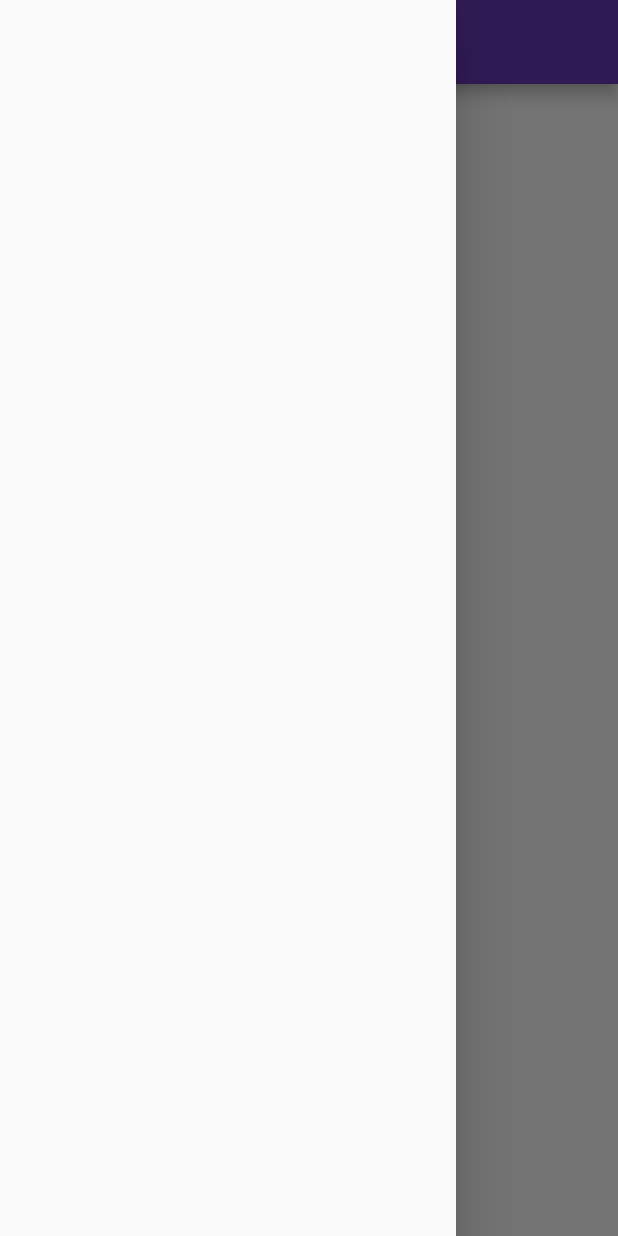
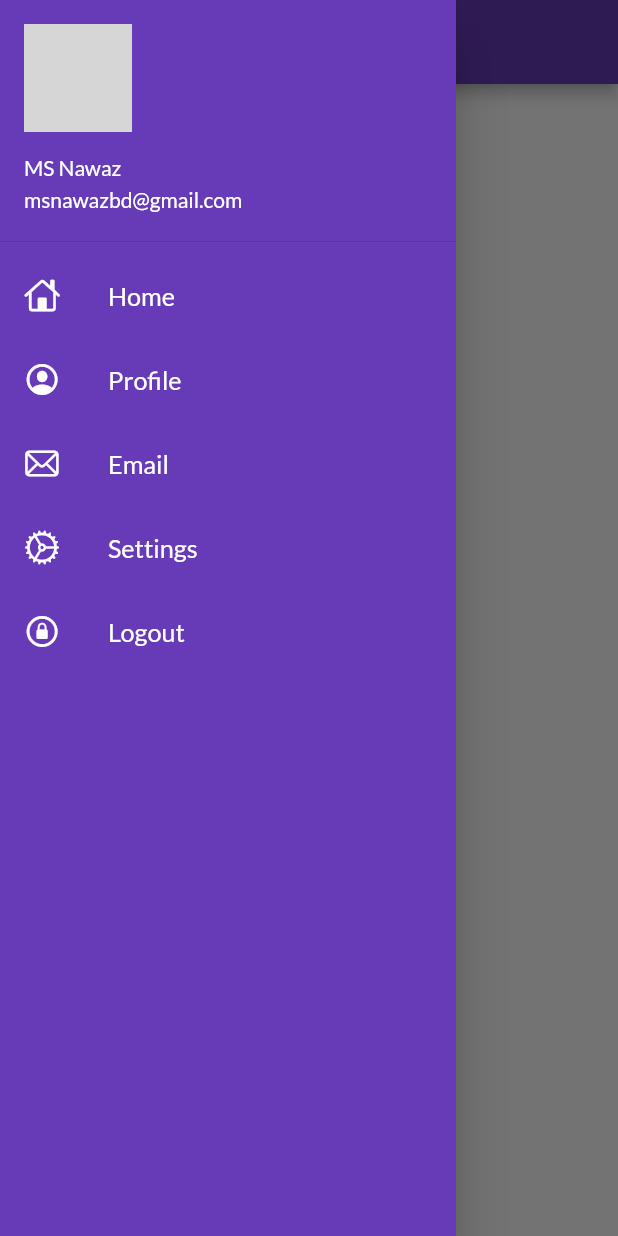
Before and after one commit to msnawazbd/flutter-eCommerce, a Flutter app: the HomePage screen opened by its route, with the side drawer open, on a phone screen of 412 x 824 dp. Run offline on Flutter 3.47's test engine with Material 2 defaults, Android fonts, the phone set to English and light mode, and no system bars; our stand-ins replace google_fonts; network calls fail; grey boxes are pictures that could not be loaded.

Commit message:
Added Drawer

```diff
--- a/lib/main.dart
+++ b/lib/main.dart
@@ -20,6 +20,7 @@ class MyApp extends StatelessWidget {
           primarySwatch: Colors.deepPurple,
           fontFamily: GoogleFonts.lato().fontFamily),
       darkTheme: ThemeData(brightness: Brightness.dark),
+      //initialRoute: MyRoutes.homeRoute,
       routes: {
         "/": (context) => LoginPage(),
         MyRoutes.homeRoute: (context) => HomePage(),
--- a/lib/pages/home_page.dart
+++ b/lib/pages/home_page.dart
@@ -1,4 +1,5 @@
 import 'package:flutter/material.dart';
+import 'package:kuhely/widgets/drawer.dart';
 
 class HomePage extends StatelessWidget {
   const HomePage({Key? key}) : super(key: key);
@@ -14,7 +15,7 @@ class HomePage extends StatelessWidget {
           child: Text("Welcome to Kuhely!"),
         ),
       ),
-      drawer: Drawer(),
+      drawer: MyDrawer(),
     );
   }
 }
--- a/lib/pages/login_page.dart
+++ b/lib/pages/login_page.dart
@@ -38,7 +38,7 @@ class _LoginPageState extends State<LoginPage> {
           child: Column(
             children: [
               Image.asset(
-                "assets/images/login_img.png",
+                "assets/images/hey_img.png",
                 fit: BoxFit.cover,
               ),
               SizedBox(
--- /dev/null
+++ b/lib/widgets/drawer.dart
@@ -0,0 +1,87 @@
+import 'package:flutter/cupertino.dart';
+import 'package:flutter/material.dart';
+
+class MyDrawer extends StatelessWidget {
+  const MyDrawer({Key? key}) : super(key: key);
+
+  @override
+  Widget build(BuildContext context) {
+    final imageUrl =
+        "https://avatars.githubusercontent.com/u/23477583?s=400&v=4";
+    return Drawer(
+      child: Container(
+        color: Colors.deepPurple,
+        child: ListView(
+          children: [
+            DrawerHeader(
+              padding: EdgeInsets.zero,
+              child: UserAccountsDrawerHeader(
+                margin: EdgeInsets.zero,
+                accountName: Text("MS Nawaz"),
+                accountEmail: Text("msnawazbd@gmail.com"),
+                currentAccountPicture: CircleAvatar(
+                  backgroundImage: NetworkImage(imageUrl),
+                ),
+              ),
+            ),
+            ListTile(
+              leading: Icon(
+                CupertinoIcons.home,
+                color: Colors.white,
+              ),
+              title: Text(
+                "Home",
+                textScaleFactor: 1.2,
+                style: TextStyle(color: Colors.white),
+              ),
+            ),
+            ListTile(
+              leading: Icon(
+                CupertinoIcons.profile_circled,
+                color: Colors.white,
+              ),
+              title: Text(
+                "Profile",
+                textScaleFactor: 1.2,
+                style: TextStyle(color: Colors.white),
+              ),
+            ),
+            ListTile(
+              leading: Icon(
+                CupertinoIcons.envelope,
+                color: Colors.white,
+              ),
+              title: Text(
+                "Email",
+                textScaleFactor: 1.2,
+                style: TextStyle(color: Colors.white),
+              ),
+            ),
+            ListTile(
+              leading: Icon(
+                CupertinoIcons.settings,
+                color: Colors.white,
+              ),
+              title: Text(
+                "Settings",
+                textScaleFactor: 1.2,
+                style: TextStyle(color: Colors.white),
+              ),
+            ),
+            ListTile(
+              leading: Icon(
+                CupertinoIcons.lock_circle,
+                color: Colors.white,
+              ),
+              title: Text(
+                "Logout",
+                textScaleFactor: 1.2,
+                style: TextStyle(color: Colors.white),
+              ),
+            )
+          ],
+        ),
+      ),
+    );
+  }
+}
```
Also changed, not shown: assets/images/hey_img.png (added).
